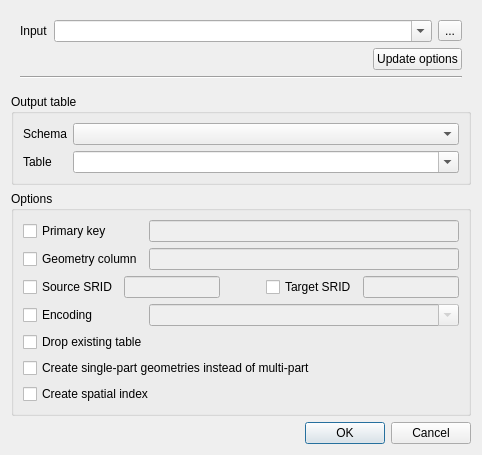
Before: the Qt Designer form python/plugins/db_manager/ui/DlgImportVector.ui in qgis/QGIS, drawn with Qt 5.
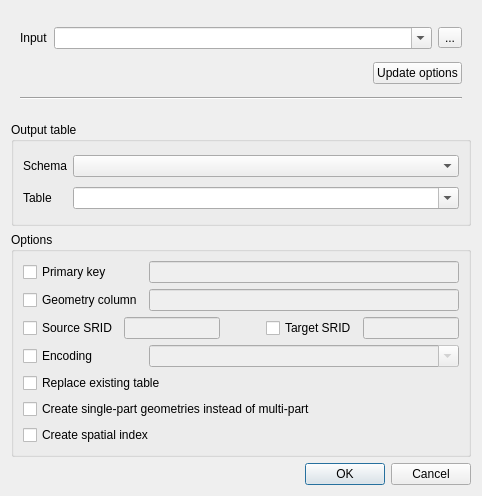
After: the same form once the commit is applied.

Commit message: [DBManager] "Drop existing table" option in Import vector dialog is now named "Replace existing table" (fix #12961)

The edit to the form file:
```diff
--- a/python/plugins/db_manager/ui/DlgImportVector.ui
+++ b/python/plugins/db_manager/ui/DlgImportVector.ui
@@ -7,7 +7,7 @@
     <x>0</x>
     <y>0</y>
     <width>482</width>
-    <height>436</height>
+    <height>496</height>
    </rect>
   </property>
   <property name="windowTitle">
@@ -256,7 +256,7 @@
       <item row="4" column="0" colspan="2">
        <widget class="QCheckBox" name="chkDropTable">
         <property name="text">
-         <string>Drop existing table</string>
+         <string>Replace existing table</string>
         </property>
        </widget>
       </item>
```
